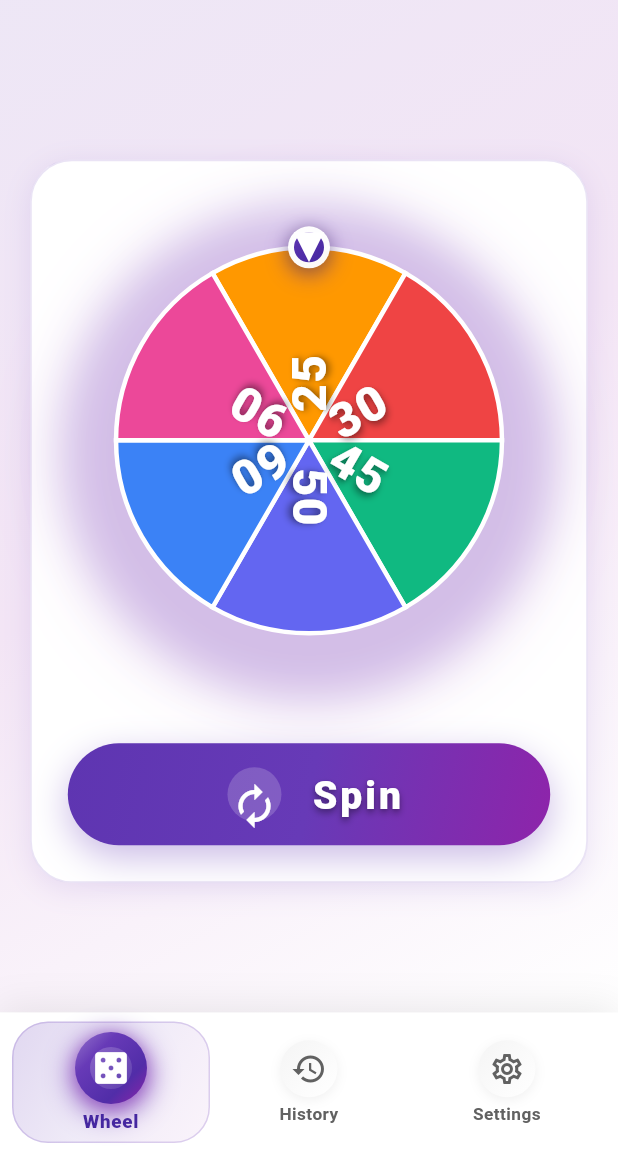
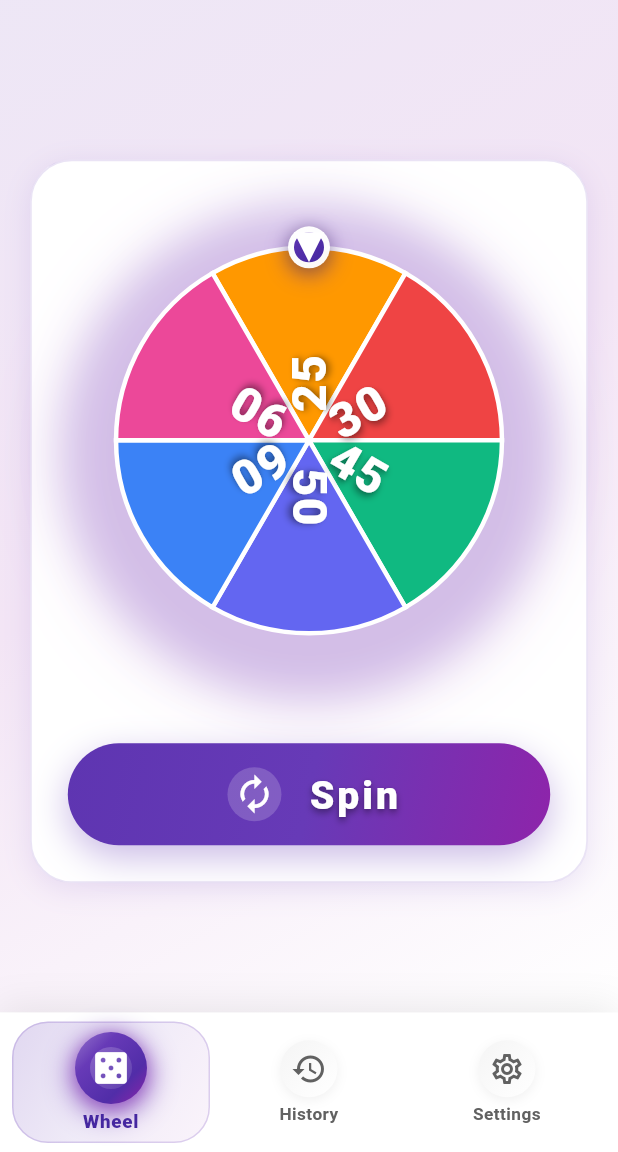
Before and after one commit to newyear2026/randomfocus_app, a Flutter app: the screen it shows after launch, on a phone screen of 412 x 824 dp, the part 84-1236 px from its top. Run offline on Flutter 3.47's test engine with Material 3 defaults, Android fonts, the phone set to English and light mode, and no system bars; drawn by our look-alikes of flutter_fortune_wheel; our stand-ins replace google_mobile_ads, just_audio, share_plus, shared_preferences, table_calendar, wakelock_plus.

Commit message:
fix: align roulette spin button icon layout
Use a fixed-size leading container so the spin icon stays centered and consistent across screen sizes.

Co-authored-by: Cursor <cursoragent@cursor.com>

```diff
--- a/lib/widgets/roulette_shell.dart
+++ b/lib/widgets/roulette_shell.dart
@@ -81,18 +81,22 @@ class RouletteShell extends StatelessWidget {
                         onPressed: enabled ? onSpinPressed : null,
                         label: spinLabel,
                         textStyle: AppTextStyles.largeButtonLabel,
-                        leading: Container(
-                          padding: const EdgeInsets.all(10),
+                        leading: SizedBox.square(
+                          dimension: 48,
+                          child: DecoratedBox(
                             decoration: BoxDecoration(
                               color: Colors.white.withValues(alpha: 0.18),
                               shape: BoxShape.circle,
                             ),
+                            child: Center(
                               child: Semantics(
                                 label: spinSemanticsLabel,
                                 child: const Icon(
                                   Icons.autorenew,
-                              size: 32,
+                                  size: 28,
                                   color: Colors.white,
+                                ),
+                              ),
                             ),
                           ),
                         ),
```
Also changed, not shown: pubspec.lock. Lines whose indentation alone changed are shown as unchanged.
